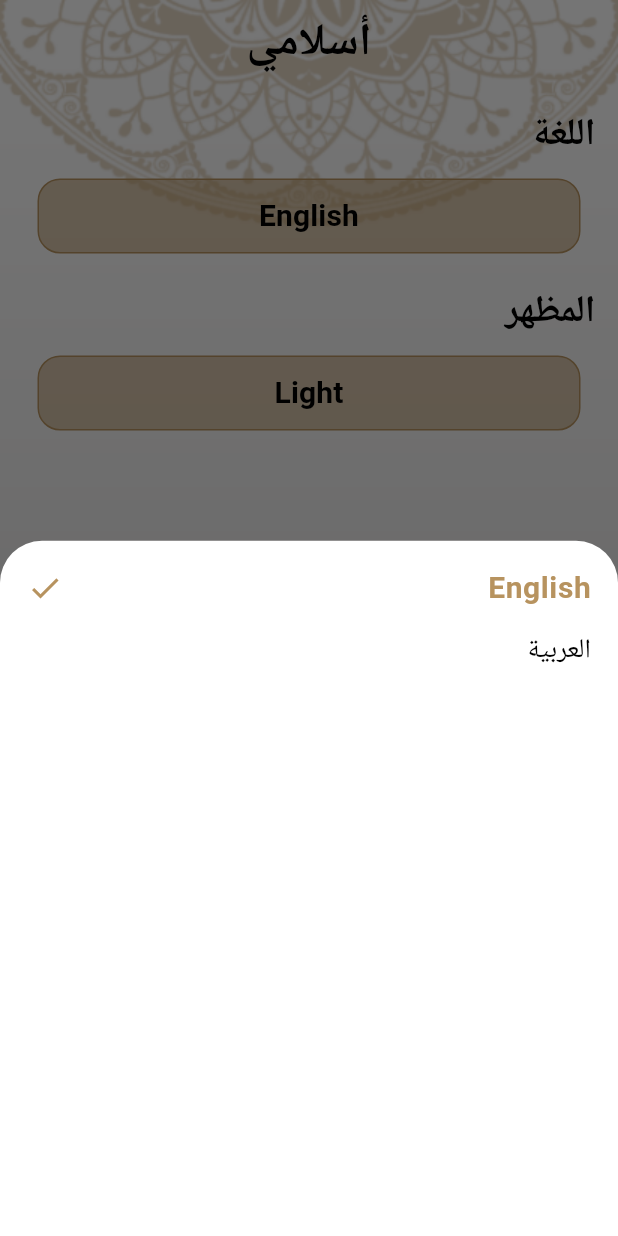
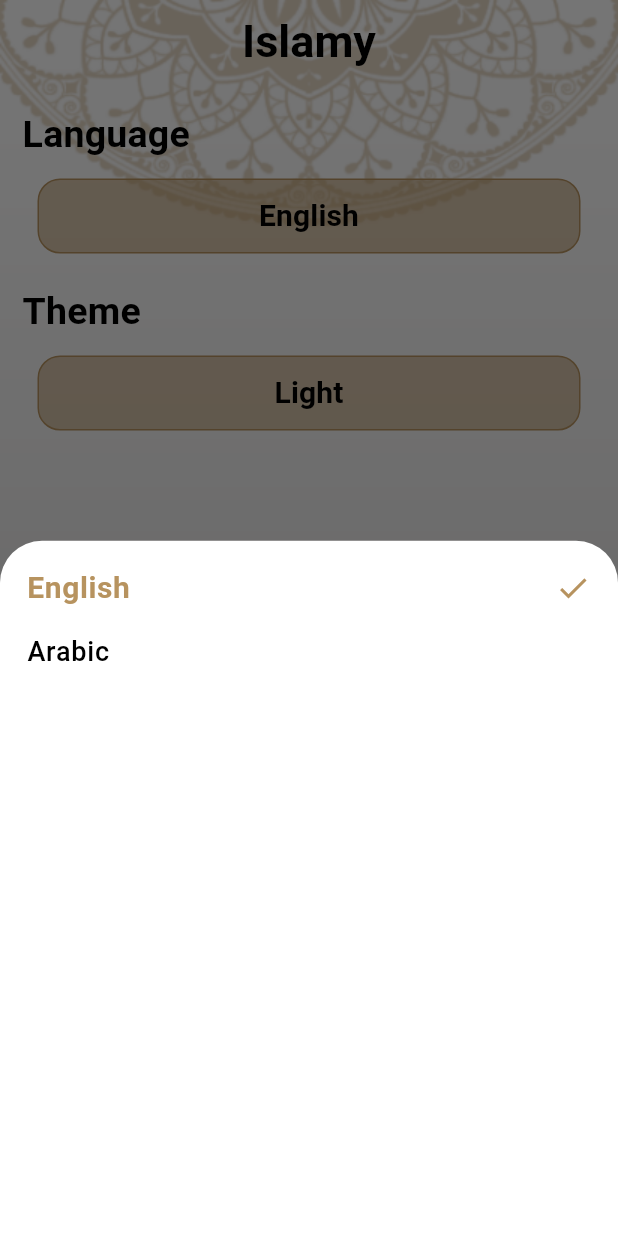
Before and after one commit to AER-Shalaan/islamy_app, a Flutter app: the screen it shows after launch, item 5 of the bottom bar chosen, after a tap on "English", on a phone screen of 412 x 824 dp. Run offline on Flutter 3.47's test engine with Material 3 defaults, Android fonts, the phone set to English and light mode, and no system bars; generated files the repository leaves out were written again.

Commit message:
+ finish language_sheet.dart

```diff
--- a/lib/l10n/intl_ar.arb
+++ b/lib/l10n/intl_ar.arb
@@ -6,7 +6,11 @@
   "sebiha" : "سبحة",
   "radio" : "راديو",
   "language" : "اللغة",
-  "theme" : "المظهر",
+  "theme" : "السمة",
   "sura_name" : "اسم السورة",
-  "verses_number" : "عدد الآيات"
+  "verses_number" : "عدد الآيات",
+  "dark": "مظلم",
+  "light": "مضئ",
+  "english": "الإنجليزية",
+  "arabic": "العربية"
 }
--- a/lib/l10n/intl_en.arb
+++ b/lib/l10n/intl_en.arb
@@ -8,5 +8,9 @@
   "language" : "Language",
   "theme" : "Theme",
   "sura_name" : "Sura name",
-  "verses_number" : "Verses number"
+  "verses_number" : "Verses number",
+  "dark": "Dark",
+  "light": "Light",
+  "english": "English",
+  "arabic": "Arabic"
 }
--- a/lib/main.dart
+++ b/lib/main.dart
@@ -35,7 +35,7 @@ class MyApp extends StatelessWidget {
         Locale('en'), // English
         Locale('ar'), // Arabic
       ],
-      locale: const Locale("ar"),
+      locale: Locale(provider.language),
 
       theme: LightTheme.light,
       darkTheme: DarkTheme.dark,
--- a/lib/providers/settings_provider.dart
+++ b/lib/providers/settings_provider.dart
@@ -2,10 +2,16 @@ import 'package:flutter/material.dart';
 
 class SettingsProvider extends ChangeNotifier{
   ThemeMode theme = ThemeMode.light;
-
+  String language = "en";
   void changeTheme(ThemeMode newThem){
     if(theme == newThem) return;
     theme = newThem;
     notifyListeners();
   }
+  void changeLanguage(String newLanguage){
+    if(language == newLanguage) return;
+    language = newLanguage;
+    notifyListeners();
+  }
+
 }
--- a/lib/screens/home/bodies/settings/language_sheet.dart
+++ b/lib/screens/home/bodies/settings/language_sheet.dart
@@ -1,4 +1,7 @@
 import 'package:flutter/material.dart';
+import 'package:islamy_app/providers/settings_provider.dart';
+import 'package:provider/provider.dart';
+import 'package:flutter_gen/gen_l10n/app_localizations.dart';
 
 class LanguageSheet extends StatefulWidget {
   const LanguageSheet({super.key});
@@ -10,14 +13,20 @@ class LanguageSheet extends StatefulWidget {
 class _LanguageSheetState extends State<LanguageSheet> {
   @override
   Widget build(BuildContext context) {
+    SettingsProvider provider = Provider.of<SettingsProvider>(context);
     return Padding(
       padding: const EdgeInsets.all(18.0),
       child: Column(
         crossAxisAlignment: CrossAxisAlignment.stretch,
         children: [
-          getSelectedItem("English"),
-          SizedBox(height: 15),
-          getUnselectedItem("العربية")
+          getSelectedItem(provider.language == "ar"?AppLocalizations.of(context)!.arabic:AppLocalizations.of(context)!.english),
+          const SizedBox(height: 15),
+          InkWell(
+               onTap: (){
+                 Navigator.pop(context);
+                 provider.changeLanguage(provider.language == "ar"?"en":"ar");
+               },
+              child: getUnselectedItem(provider.language == "ar"?AppLocalizations.of(context)!.english:AppLocalizations.of(context)!.arabic))
         ],
       ),
     );
--- a/lib/screens/home/bodies/settings/settings_widget.dart
+++ b/lib/screens/home/bodies/settings/settings_widget.dart
@@ -4,7 +4,6 @@ import 'package:islamy_app/screens/home/bodies/settings/theme_sheet.dart';
 import 'package:provider/provider.dart';
 import 'language_sheet.dart';
 import 'package:flutter_gen/gen_l10n/app_localizations.dart';
-
 
 class SettingsWidget extends StatefulWidget {
   const SettingsWidget({super.key});
@@ -30,11 +29,11 @@ class _SettingsWidgetState extends State<SettingsWidget> {
             child: Container(
                 height: 50,
                 alignment: Alignment.center,
-                margin: EdgeInsets.all(10),
+                margin: const EdgeInsets.all(10),
                 decoration: BoxDecoration(border: Border.all(color: Theme.of(context).colorScheme.tertiary),borderRadius: BorderRadius.circular(15),color: Theme.of(context).colorScheme.primary.withOpacity(0.50)),
-                child: Text("English", style: Theme.of(context).textTheme.titleSmall?.copyWith(fontSize: 20))),
+                child: Text(provider.language=="ar"?AppLocalizations.of(context)!.arabic:AppLocalizations.of(context)!.english, style: Theme.of(context).textTheme.titleSmall?.copyWith(fontSize: 20))),
           ),
-          SizedBox(height: 10),
+          const SizedBox(height: 10),
           Text(AppLocalizations.of(context)!.theme, style: Theme.of(context).textTheme.titleMedium),
           GestureDetector(
               onTap: (){
@@ -43,9 +42,9 @@ class _SettingsWidgetState extends State<SettingsWidget> {
             child: Container(
                 height: 50,
                 alignment: Alignment.center,
-                margin: EdgeInsets.all(10),
+                margin: const EdgeInsets.all(10),
                 decoration: BoxDecoration(border: Border.all(color: Theme.of(context).colorScheme.tertiary),borderRadius: BorderRadius.circular(15),color: Theme.of(context).colorScheme.primary.withOpacity(0.50)),
-                child: Text(provider.theme == ThemeMode.dark?"Dark":"Light", style: Theme.of(context).textTheme.titleSmall?.copyWith(fontSize: 20))
+                child: Text(provider.theme == ThemeMode.dark?AppLocalizations.of(context)!.dark:AppLocalizations.of(context)!.light, style: Theme.of(context).textTheme.titleSmall?.copyWith(fontSize: 20))
             ),
           ),
 
@@ -56,13 +55,13 @@ class _SettingsWidgetState extends State<SettingsWidget> {
 
   void showLanguageBottomSheet(){
     showModalBottomSheet(context: context, builder: (context){
-      return LanguageSheet();
+      return const LanguageSheet();
     });
   }
 
   void showThemeBottomSheet(){
     showModalBottomSheet(context: context, builder: (context){
-      return ThemeSheet();
+      return const ThemeSheet();
     });
   }
 }
--- a/lib/screens/home/bodies/settings/theme_sheet.dart
+++ b/lib/screens/home/bodies/settings/theme_sheet.dart
@@ -1,6 +1,7 @@
 import 'package:flutter/material.dart';
 import 'package:islamy_app/providers/settings_provider.dart';
 import 'package:provider/provider.dart';
+import 'package:flutter_gen/gen_l10n/app_localizations.dart';
 
 class ThemeSheet extends StatefulWidget {
   const ThemeSheet({super.key});
@@ -18,14 +19,14 @@ class _ThemeSheetState extends State<ThemeSheet> {
       child: Column(
         crossAxisAlignment: CrossAxisAlignment.stretch,
         children: [
-          getSelectedItem(provider.theme == ThemeMode.dark?"Dark":"Light"),
+          getSelectedItem(provider.theme == ThemeMode.dark?AppLocalizations.of(context)!.dark:AppLocalizations.of(context)!.light),
           SizedBox(height: 15),
           InkWell(
               onTap: (){
                 Navigator.pop(context);
                 provider.changeTheme(provider.theme == ThemeMode.dark?ThemeMode.light:ThemeMode.dark);
               },
-              child: getUnselectedItem(provider.theme == ThemeMode.dark?"Light":"Dark"))
+              child: getUnselectedItem(provider.theme == ThemeMode.dark?AppLocalizations.of(context)!.light:AppLocalizations.of(context)!.dark))
         ],
       ),
     );
--- a/lib/screens/home/home_screen.dart
+++ b/lib/screens/home/home_screen.dart
@@ -1,5 +1,4 @@
 import 'package:flutter/material.dart';
-import 'package:islamy_app/generated/l10n.dart';
 import 'package:islamy_app/providers/settings_provider.dart';
 import 'package:islamy_app/screens/home/bodies/hadith/hadith_widget.dart';
 import 'package:islamy_app/screens/home/bodies/quran/quran_widget.dart';
```
Also changed, not shown: lib/generated/intl/messages_ar.dart, lib/generated/intl/messages_en.dart, lib/generated/l10n.dart.
